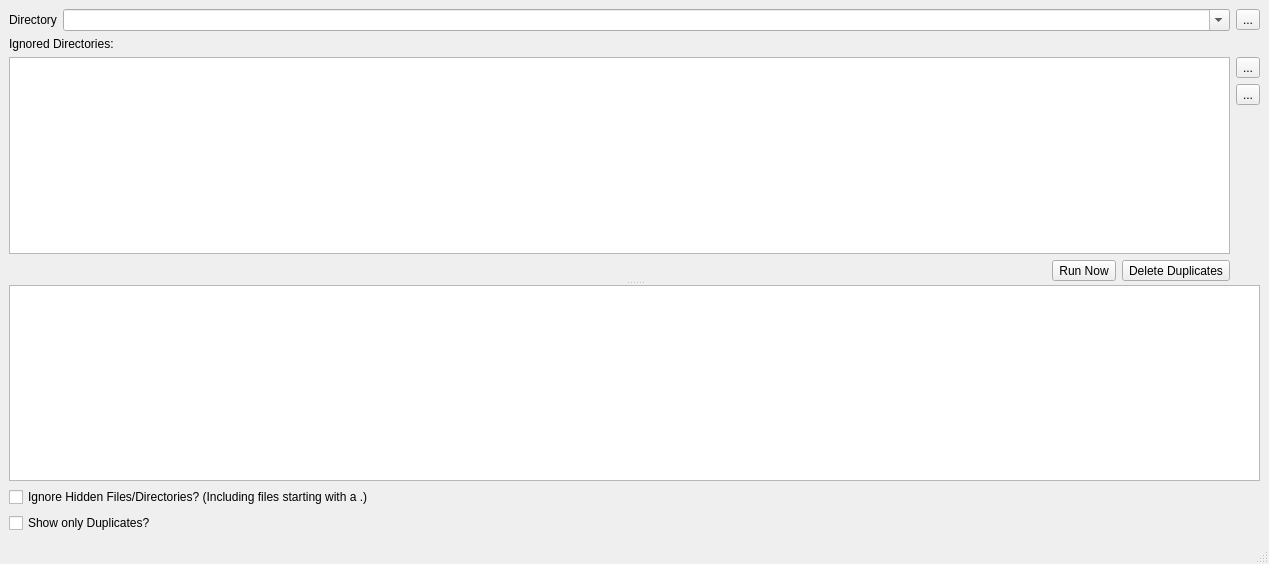
The window that MainWindow/MainWindow.ui (towel42-com/FindDupe) describes before a commit, drawn with Qt 5.
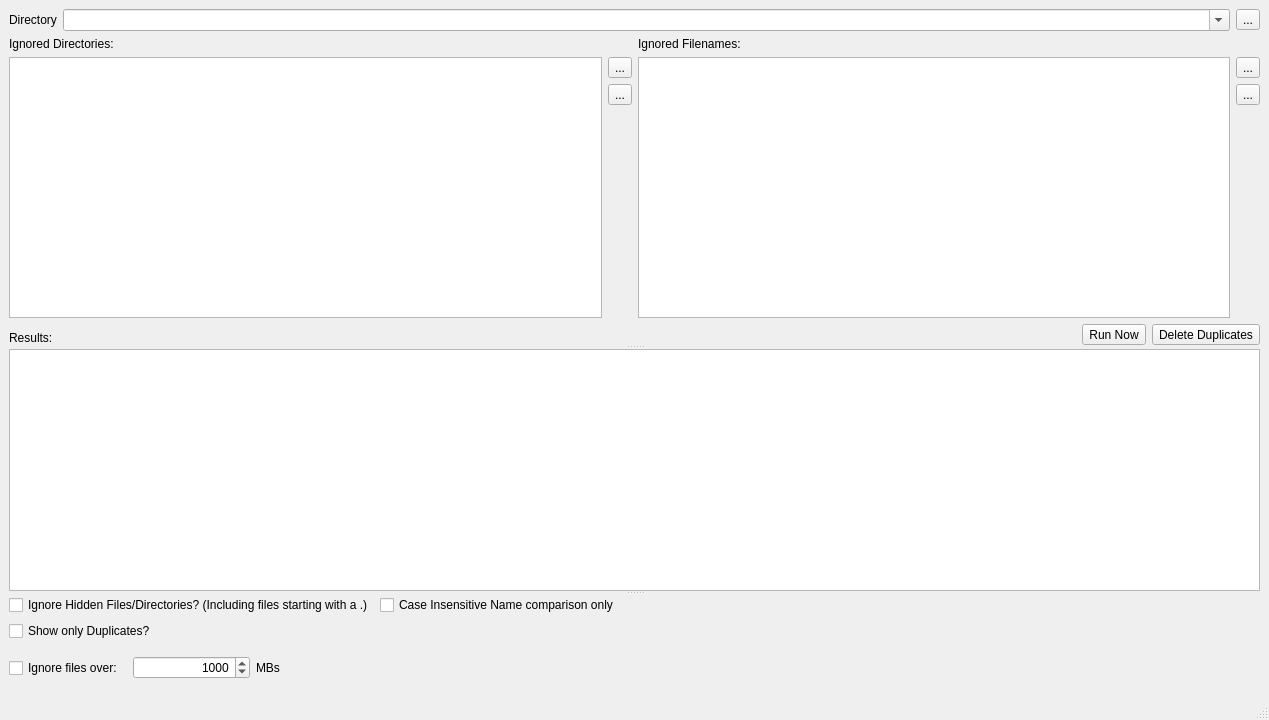
The same window after the commit. Icons and pictures are not drawn. Custom widgets are drawn as their Qt base class.

Commit message: Added ability to ignore by filename with regex Added ability to only check smaller files Added ability to only check by filename (looking for renames of case)

Diff of the .ui file:
```diff
--- a/MainWindow/MainWindow.ui
+++ b/MainWindow/MainWindow.ui
@@ -7,15 +7,24 @@
     <x>0</x>
     <y>0</y>
     <width>1269</width>
-    <height>564</height>
+    <height>720</height>
    </rect>
   </property>
   <property name="windowTitle">
    <string>Find Duplicates</string>
   </property>
   <widget class="QWidget" name="centralwidget">
-   <layout class="QGridLayout" name="gridLayout_2">
-    <item row="0" column="0">
+   <layout class="QVBoxLayout" name="verticalLayout_2">
+    <item>
+     <widget class="QSplitter" name="splitter">
+      <property name="orientation">
+       <enum>Qt::Vertical</enum>
+      </property>
+      <widget class="QWidget" name="layoutWidget">
+       <layout class="QVBoxLayout" name="verticalLayout">
+        <item>
+         <layout class="QHBoxLayout" name="horizontalLayout_2">
+          <item>
      <widget class="QLabel" name="label_1">
       <property name="sizePolicy">
        <sizepolicy hsizetype="Maximum" vsizetype="Preferred">
@@ -28,7 +37,7 @@
       </property>
      </widget>
     </item>
-    <item row="0" column="1">
+          <item>
      <widget class="NSABUtils::CDelayComboBox" name="dirName">
       <property name="sizePolicy">
        <sizepolicy hsizetype="Expanding" vsizetype="Fixed">
@@ -44,7 +53,7 @@
       </property>
      </widget>
     </item>
-    <item row="0" column="2">
+          <item>
      <widget class="QToolButton" name="selectDir">
       <property name="text">
        <string>...</string>
@@ -55,26 +64,9 @@
       </property>
      </widget>
     </item>
-    <item row="2" column="0" colspan="2">
-     <widget class="QCheckBox" name="ignoreHidden">
-      <property name="text">
-       <string>Ignore Hidden Files/Directories? (Including files starting with a .)</string>
-      </property>
-     </widget>
-    </item>
-    <item row="4" column="0" colspan="2">
-     <widget class="QCheckBox" name="showDupesOnly">
-      <property name="text">
-       <string>Show only Duplicates?</string>
-      </property>
-     </widget>
-    </item>
-    <item row="1" column="0" colspan="3">
-     <widget class="QSplitter" name="splitter">
-      <property name="orientation">
-       <enum>Qt::Vertical</enum>
-      </property>
-      <widget class="QWidget" name="">
+         </layout>
+        </item>
+        <item>
        <layout class="QGridLayout" name="gridLayout">
         <item row="0" column="0">
          <widget class="QLabel" name="label">
@@ -86,6 +78,9 @@
         <item row="1" column="0" rowspan="3">
          <widget class="QListWidget" name="ignoredDirs"/>
         </item>
+          <item row="1" column="2" rowspan="3">
+           <widget class="QListWidget" name="ignoredFileNames"/>
+          </item>
         <item row="1" column="1">
          <widget class="QToolButton" name="addDir">
           <property name="text">
@@ -121,13 +116,49 @@
           </property>
          </spacer>
         </item>
-        <item row="4" column="0">
+          <item row="1" column="3">
+           <widget class="QToolButton" name="addFileName">
+            <property name="text">
+             <string>...</string>
+            </property>
+           </widget>
+          </item>
+          <item row="2" column="3">
+           <widget class="QToolButton" name="delFileName">
+            <property name="text">
+             <string>...</string>
+            </property>
+           </widget>
+          </item>
+          <item row="0" column="2">
+           <widget class="QLabel" name="label_3">
+            <property name="text">
+             <string>Ignored Filenames:</string>
+            </property>
+           </widget>
+          </item>
+         </layout>
+        </item>
+        <item>
          <layout class="QHBoxLayout" name="horizontalLayout">
+          <item>
+           <widget class="QLabel" name="resultsLabel">
+            <property name="text">
+             <string>Results:</string>
+            </property>
+            <property name="alignment">
+             <set>Qt::AlignBottom|Qt::AlignLeading|Qt::AlignLeft</set>
+            </property>
+           </widget>
+          </item>
           <item>
            <spacer name="horizontalSpacer">
             <property name="orientation">
              <enum>Qt::Horizontal</enum>
             </property>
+            <property name="sizeType">
+             <enum>QSizePolicy::MinimumExpanding</enum>
+            </property>
             <property name="sizeHint" stdset="0">
              <size>
               <width>40</width>
@@ -197,6 +228,78 @@
         <bool>true</bool>
        </property>
       </widget>
+      <widget class="QWidget" name="layoutWidget_2">
+       <layout class="QGridLayout" name="gridLayout_2">
+        <item row="0" column="0">
+         <widget class="QCheckBox" name="ignoreHidden">
+          <property name="text">
+           <string>Ignore Hidden Files/Directories? (Including files starting with a .)</string>
+          </property>
+         </widget>
+        </item>
+        <item row="0" column="1">
+         <widget class="QCheckBox" name="caseInsensitiveNameCompare">
+          <property name="text">
+           <string>Case Insensitive Name comparison only</string>
+          </property>
+         </widget>
+        </item>
+        <item row="1" column="0">
+         <widget class="QCheckBox" name="showDupesOnly">
+          <property name="text">
+           <string>Show only Duplicates?</string>
+          </property>
+         </widget>
+        </item>
+        <item row="2" column="0">
+         <layout class="QHBoxLayout" name="horizontalLayout_3">
+          <item>
+           <widget class="QCheckBox" name="ignoreFilesOver">
+            <property name="text">
+             <string>Ignore files over:</string>
+            </property>
+           </widget>
+          </item>
+          <item>
+           <widget class="QSpinBox" name="ignoreFilesOverValue">
+            <property name="alignment">
+             <set>Qt::AlignRight|Qt::AlignTrailing|Qt::AlignVCenter</set>
+            </property>
+            <property name="minimum">
+             <number>1</number>
+            </property>
+            <property name="maximum">
+             <number>1000000</number>
+            </property>
+            <property name="value">
+             <number>1000</number>
+            </property>
+           </widget>
+          </item>
+          <item>
+           <widget class="QLabel" name="label_2">
+            <property name="text">
+             <string>MBs</string>
+            </property>
+           </widget>
+          </item>
+         </layout>
+        </item>
+        <item row="2" column="1">
+         <spacer name="horizontalSpacer_2">
+          <property name="orientation">
+           <enum>Qt::Horizontal</enum>
+          </property>
+          <property name="sizeHint" stdset="0">
+           <size>
+            <width>40</width>
+            <height>20</height>
+           </size>
+          </property>
+         </spacer>
+        </item>
+       </layout>
+      </widget>
      </widget>
     </item>
    </layout>
```
Left out of the diff: 7 changed lines with no effect on the pictures. Lines whose indentation alone changed are shown as unchanged. The commit also changes 2 other files.
